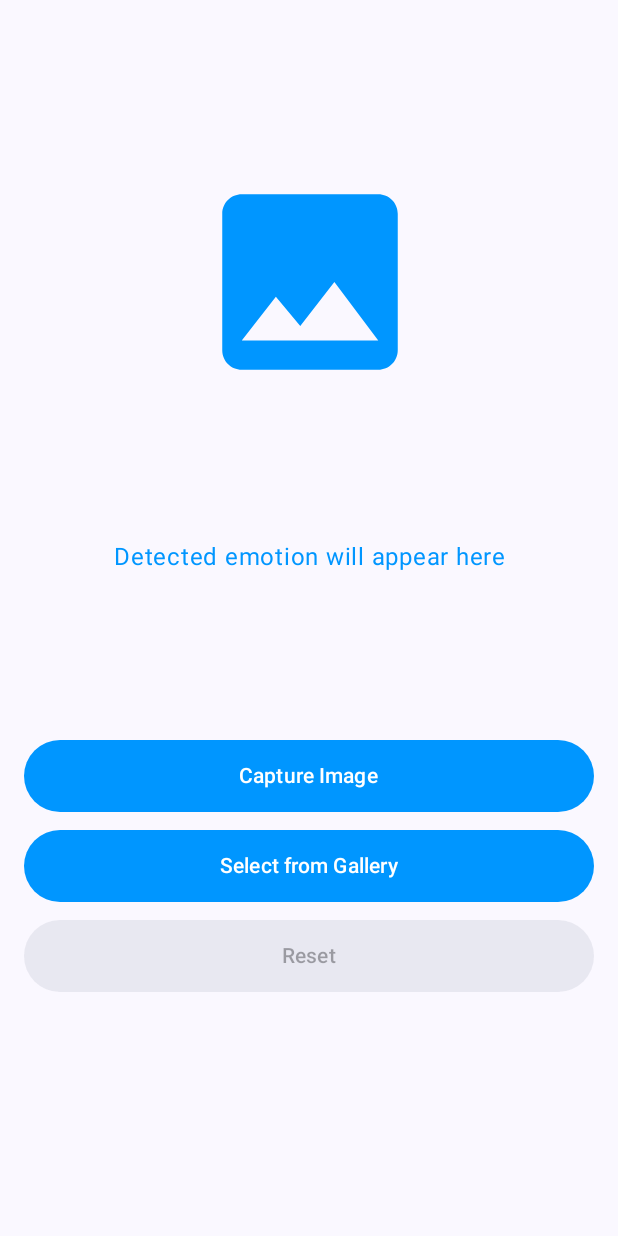
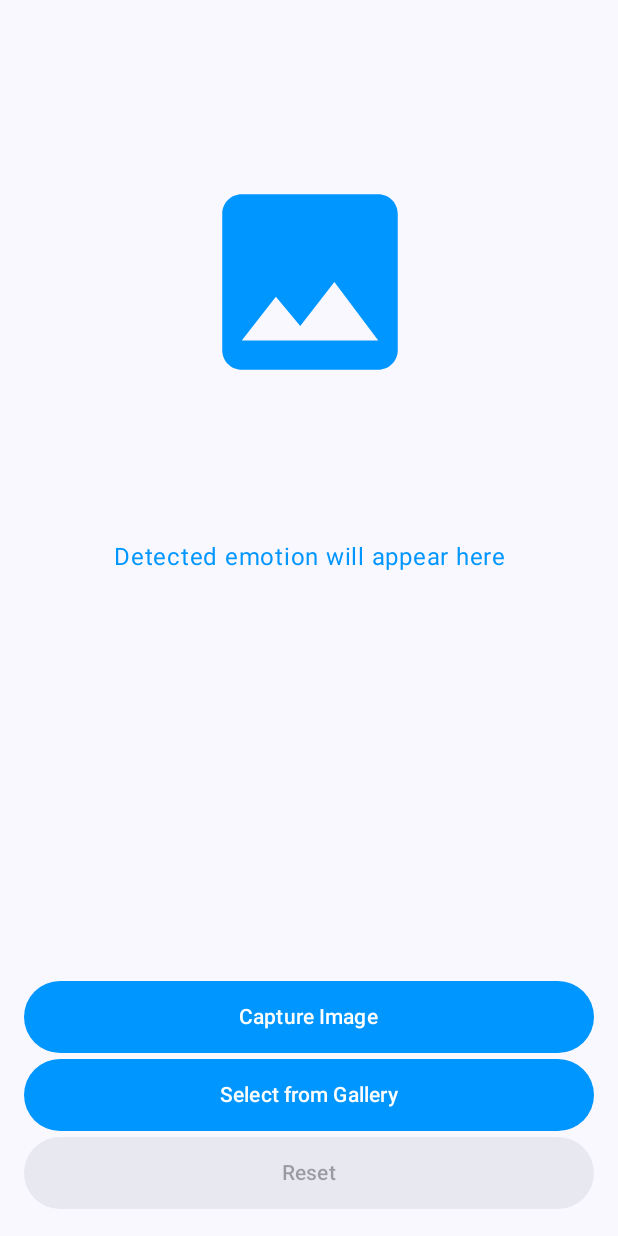
Before and after one commit to MohitGuptaC/emotion-detection, an Android app built with Jetpack Compose: the screen it shows after launch (MainActivity), on a phone screen of 412 x 824 dp. Run offline under Robolectric (Android 15) with nearby library versions, the phone set to English and light mode, and no system bars; libraries missing offline, so code that uses them is left out: com.google.mlkit.vision, org.tensorflow.lite.

```diff
--- a/app/src/main/java/com/example/emotiondetection/ui/MainScreen.kt
+++ b/app/src/main/java/com/example/emotiondetection/ui/MainScreen.kt
@@ -114,7 +114,7 @@ fun MainScreen(
                 modifier = Modifier
                     .fillMaxWidth()
                     .weight(0.4f),
-                verticalArrangement = Arrangement.spacedBy(8.dp)
+                verticalArrangement = Arrangement.Bottom
             ) {
                 // Capture Image Button
                 CaptureButton(
```
Also changed, not shown: 1 other file.
